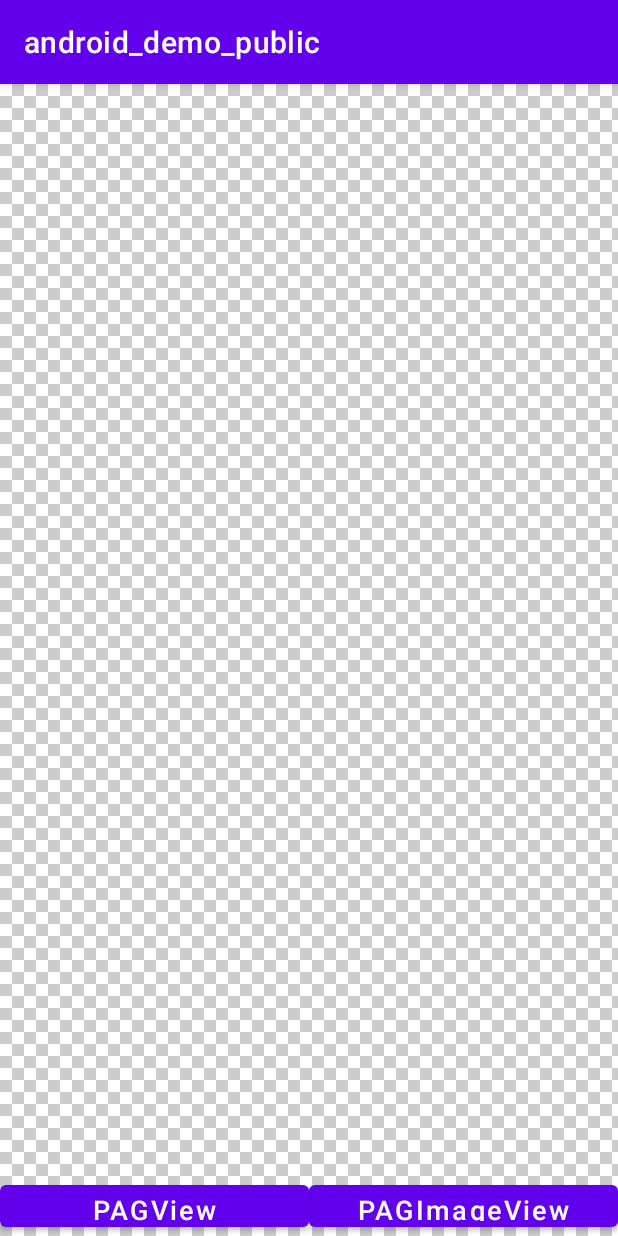
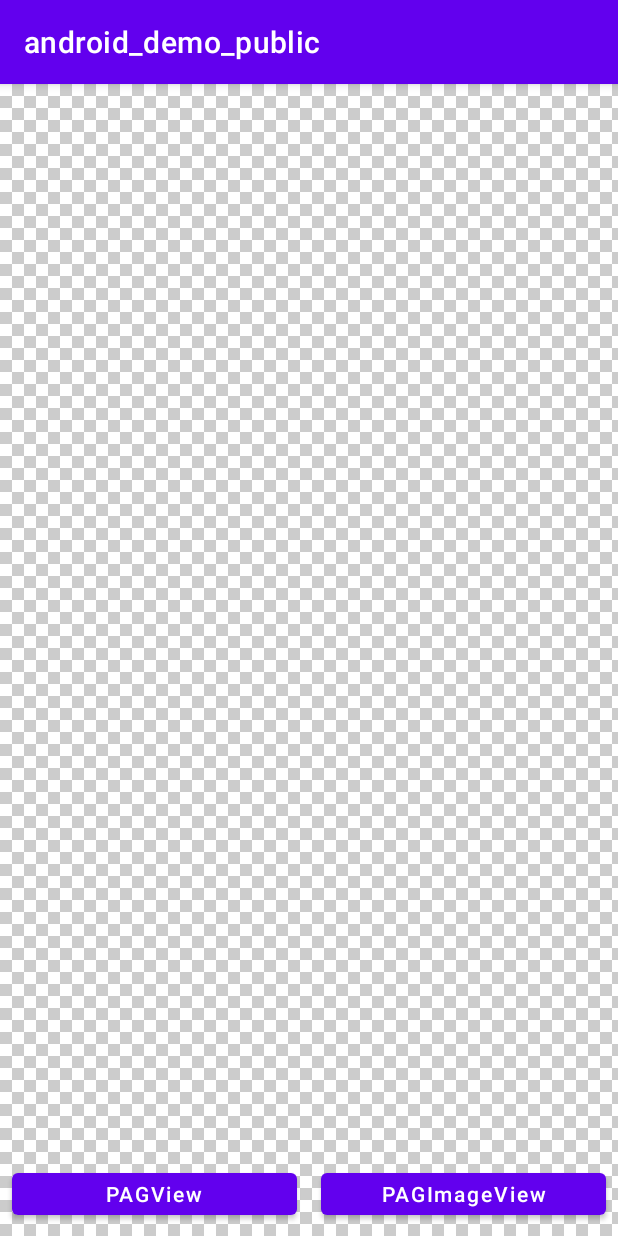
Before and after one commit to xudingqiang/android_demo_public, an Android app: the LibpagDemoActivity screen opened directly, with no data from a screen before it, after a tap on "PAGImageView", on a phone screen of 412 x 824 dp. Run offline under Robolectric (Android 15) with nearby library versions, the phone set to English and light mode, and no system bars; libraries missing offline, so code that uses them is left out: org.libpag; 14 statements that could not run were skipped.

Commit message:
test ligpag of android2

```diff
--- a/app/src/main/java/com/bella/android_demo_public/activity/LibpagDemoActivity.java
+++ b/app/src/main/java/com/bella/android_demo_public/activity/LibpagDemoActivity.java
@@ -131,7 +131,7 @@ public class LibpagDemoActivity extends AppCompatActivity  implements View.OnCli
             int itemWidth = sceenWidth / 4;
             int itemHeight = sceenWidth / 4;
 
-            for (int i = 0; i < 20; i++) {
+            for (int i = 0; i < 3; i++) {
                 PAGImageView pagImageView = new PAGImageView(this);
                 String path = "assets://list/" + i + ".pag";
                 pagImageView.setPath(path);
--- a/app/src/main/res/layout/activity_libpag_demo.xml
+++ b/app/src/main/res/layout/activity_libpag_demo.xml
@@ -26,9 +26,10 @@
             android:focusable="true"
             android:gravity="center"
             android:text="PAGView"
+            android:layout_margin="8dp"
             android:textAllCaps="false"
             android:textColor="#ffffff"
-            android:textSize="18sp" />
+            android:textSize="14sp" />
 
         <Button
             android:id="@+id/play_second"
@@ -38,10 +39,11 @@
             android:clickable="true"
             android:focusable="true"
             android:gravity="center"
+            android:layout_margin="8dp"
             android:text="PAGImageView"
             android:textAllCaps="false"
             android:textColor="#ffffff"
-            android:textSize="18sp" />
+            android:textSize="14sp" />
 
     </LinearLayout>
 
```
Also changed, not shown: 3 other files.
